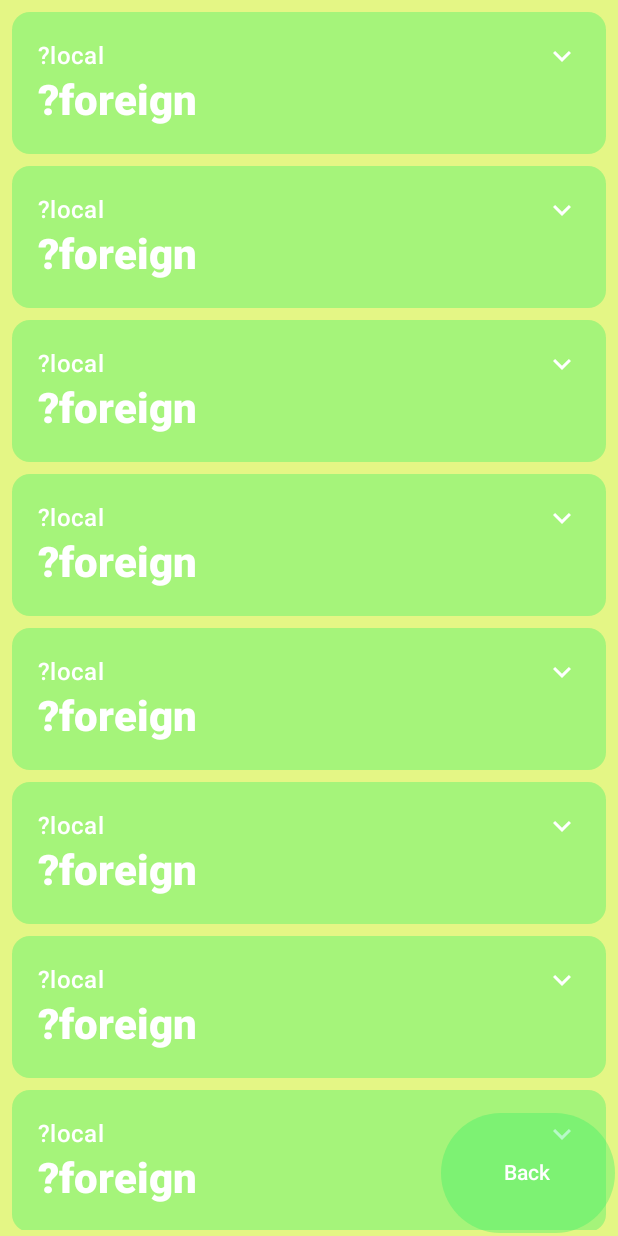
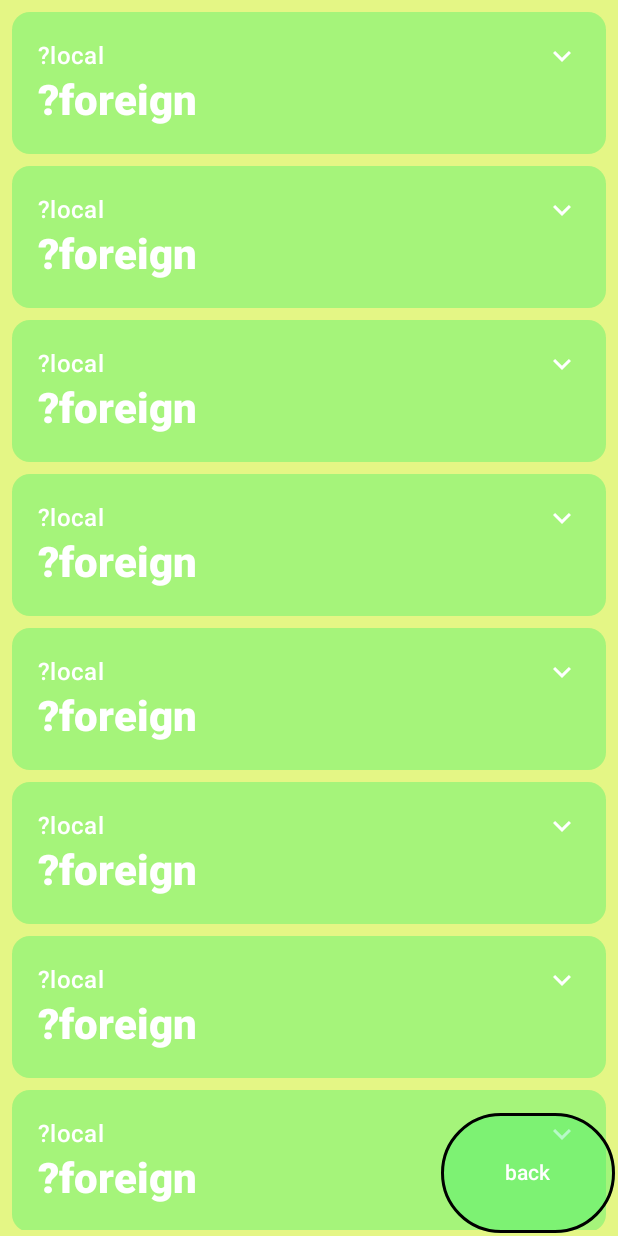
Before and after one commit to z-hwa/TWMA_AndroidStudio, an Android app built with Jetpack Compose: the WordPage screen opened through its navigation route, on a phone screen of 412 x 824 dp. Run offline under Robolectric (Android 15) with nearby library versions, the phone set to English and light mode, and no system bars.

Commit message:
finish layout of input page and word page
TODO:
	word data saving
	word testing

```diff
--- a/app/src/main/java/com/example/twma/WordInput.kt
+++ b/app/src/main/java/com/example/twma/WordInput.kt
@@ -7,8 +7,10 @@ import androidx.compose.foundation.background
 import androidx.compose.foundation.border
 import androidx.compose.foundation.layout.Box
 import androidx.compose.foundation.layout.Column
+import androidx.compose.foundation.layout.Row
 import androidx.compose.foundation.layout.fillMaxHeight
 import androidx.compose.foundation.layout.fillMaxSize
+import androidx.compose.foundation.layout.fillMaxWidth
 import androidx.compose.foundation.layout.height
 import androidx.compose.foundation.layout.padding
 import androidx.compose.foundation.shape.RoundedCornerShape
@@ -38,7 +40,6 @@ import androidx.compose.ui.text.style.TextAlign
 import androidx.compose.ui.tooling.preview.Preview
 import androidx.compose.ui.unit.dp
 import androidx.compose.ui.unit.sp
-import androidx.navigation.NavController
 import com.example.twma.ui.theme.TWMATheme
 
 //dp px之間的轉換
@@ -82,13 +83,76 @@ fun InputHint(modifier: Modifier, isDown: Boolean, heightOfHint: Int,
     }
 }
 
+//外語資料的欄位
+@OptIn(ExperimentalMaterial3Api::class)
+@Composable
+fun ForeignData(modifier: Modifier) {
+    Column (modifier = modifier){
+        //輸入外語資料
+
+        //外語資料暫存
+        var foreignData by remember {
+            mutableStateOf("")
+        }
+
+        TextField(value = foreignData,
+            onValueChange = {foreignData = it},
+            modifier = Modifier
+                .fillMaxSize()
+                .alpha(0.75f),
+            shape = RoundedCornerShape(11),
+            placeholder = { Text(text = stringResource(id = R.string.foreignData))},
+            maxLines = 3
+        )
+    }
+}
+
+//本地資料的欄位
+@OptIn(ExperimentalMaterial3Api::class)
+@Composable
+fun LocalData(modifier: Modifier) {
+    Column (modifier = modifier){
+        //輸入本地資料
+        //外語資料暫存
+        var localData by remember {
+            mutableStateOf("")
+        }
+
+        TextField(value = localData,
+            onValueChange = {localData = it},
+            modifier = Modifier
+                .fillMaxSize()
+                .alpha(0.75f),
+            shape = RoundedCornerShape(11),
+            placeholder = { Text(text = stringResource(id = R.string.localData))},
+            maxLines = 3
+        )
+    }
+}
+
+//儲存案件的bar
+@Composable
+fun SaveBar(modifier: Modifier) {
+    Column (modifier = modifier) {
+        Button(onClick = {},
+            modifier = Modifier
+                .fillMaxHeight()
+                .align(CenterHorizontally),
+            colors = ButtonDefaults.buttonColors(containerColor = MaterialTheme.colorScheme.primary,
+                contentColor = MaterialTheme.colorScheme.tertiary),
+            border = BorderStroke(width = 1.dp, color = Color.Black)
+        ){
+        }
+    }
+}
+
 //中心區域
-@OptIn(ExperimentalMaterial3Api::class)
 @Composable
 fun MiddleArea(modifier: Modifier){
     Box(modifier = modifier
-        .background(MaterialTheme.colorScheme.primary)
         .padding(20.dp)
+        .fillMaxWidth()
+        .height(400.dp)
     ) {
         Column(horizontalAlignment = Alignment.Start,
             modifier = Modifier
@@ -112,64 +176,91 @@ fun MiddleArea(modifier: Modifier){
                     isDown = true   //下降調整過
                 }
             )
-            Column (modifier = Modifier
+            ForeignData(modifier = Modifier
                 .weight(4f)
                 .fillMaxSize()
-                .padding(4.dp)
-            ){
-                //輸入外語資料
-
-                //外語資料暫存
-                var foreignData by remember {
-                    mutableStateOf("")
-                }
-
-                TextField(value = foreignData,
-                    onValueChange = {foreignData = it},
-                    modifier = Modifier
-                        .fillMaxSize()
-                        .alpha(0.75f),
-                    shape = RoundedCornerShape(11),
-                    placeholder = { Text(text = stringResource(id = R.string.foreignData))},
-                    maxLines = 3
-                )
-            }
-            Column (modifier = Modifier
+                .padding(4.dp))
+            LocalData(modifier = Modifier
                 .weight(4f)
                 .fillMaxSize()
-                .padding(4.dp)
-            ){
-                //輸入本地資料
-                //外語資料暫存
-                var localData by remember {
-                    mutableStateOf("")
-                }
-
-                TextField(value = localData,
-                    onValueChange = {localData = it},
-                    modifier = Modifier
-                        .fillMaxSize()
-                        .alpha(0.75f),
-                    shape = RoundedCornerShape(11),
-                    placeholder = { Text(text = stringResource(id = R.string.localData))},
-                    maxLines = 3
-                )
-            }
-            Column (modifier = Modifier
+                .padding(4.dp))
+            SaveBar(modifier = Modifier
                 .weight(1.5f)
                 .fillMaxSize()
-                .padding(3.5.dp)
-            ) {
-                Button(onClick = {},
-                    modifier = Modifier
-                        .fillMaxHeight()
-                        .align(CenterHorizontally),
-                    colors = ButtonDefaults.buttonColors(containerColor = MaterialTheme.colorScheme.primary,
-                        contentColor = MaterialTheme.colorScheme.tertiary),
-                    border = BorderStroke(width = 1.dp, color = Color.Black)
-                    ){
-                }
-            }
+                .padding(3.5.dp))
+        }
+    }
+}
+
+@Composable
+fun DownBar(modifier: Modifier,
+            goToWordPage: () -> Unit) {
+    Row (modifier = modifier
+        .fillMaxWidth()
+        .height(70.dp)
+        .padding(5.dp)
+    ){
+        Button(onClick = goToWordPage,
+            Modifier
+                .weight(1f)
+                .padding(1.dp)
+                .fillMaxHeight(),
+            colors = ButtonDefaults.buttonColors(MaterialTheme.colorScheme.primary),
+            border = BorderStroke(width = 1.dp, color = MaterialTheme.colorScheme.tertiary),
+            shape = RoundedCornerShape(5.dp),
+        ) {
+            Text(
+                text = stringResource(id = R.string.wordPage),
+                color = Color.Black,
+                fontFamily = FontFamily.Cursive,
+                fontSize = 17.sp,
+            )
+        }
+        Button(onClick = { /*TODO*/ },
+            Modifier
+                .weight(1f)
+                .padding(1.dp)
+                .fillMaxHeight(),
+            colors = ButtonDefaults.buttonColors(MaterialTheme.colorScheme.primary),
+            border = BorderStroke(width = 1.dp, color = MaterialTheme.colorScheme.tertiary),
+            shape = RoundedCornerShape(5.dp),
+        ) {
+            Text(
+                text = stringResource(id = R.string.emptyString),
+                color = Color.Black,
+                fontFamily = FontFamily.Cursive,
+                fontSize = 17.sp,
+            )
+        }
+        Button(onClick = { /*TODO*/ },
+            Modifier
+                .weight(1f)
+                .padding(1.dp)
+                .fillMaxHeight(),
+            colors = ButtonDefaults.buttonColors(MaterialTheme.colorScheme.primary),
+            border = BorderStroke(width = 1.dp, color = MaterialTheme.colorScheme.tertiary),
+            shape = RoundedCornerShape(5.dp),
+        ) {
+            Text(text = stringResource(id = R.string.emptyString),
+                color = Color.Black,
+                fontFamily = FontFamily.Cursive,
+                fontSize = 17.sp,
+            )
+        }
+        Button(onClick = { /*TODO*/ },
+            Modifier
+                .weight(1f)
+                .padding(1.dp)
+                .fillMaxHeight(),
+            colors = ButtonDefaults.buttonColors(MaterialTheme.colorScheme.primary),
+            border = BorderStroke(width = 1.dp, color = MaterialTheme.colorScheme.tertiary),
+            shape = RoundedCornerShape(5.dp),
+        ) {
+            Text(text = stringResource(id = R.string.emptyString),
+                color = Color.Black,
+                fontFamily = FontFamily.Cursive,
+                fontSize = 17.sp,
+            )
         }
     }
 }
@@ -181,18 +272,24 @@ fun WordInput(
     goToWordPage: ()->Unit
 ){
     Surface(
-        modifier = modifier.fillMaxSize(), color = MaterialTheme.colorScheme.background
+        modifier = modifier.fillMaxSize(),
+        color = MaterialTheme.colorScheme.background
     ) {
-        MiddleArea(modifier)
+        //用於排版的box
+        Box(modifier = modifier) {
+            MiddleArea(modifier = modifier.align(Alignment.Center))
+            DownBar(modifier = modifier.align(Alignment.BottomCenter),
+                goToWordPage = goToWordPage)
+        }
     }
 }
 
 //預覽
-@Preview(
+/*@Preview(
     showBackground = true,
     uiMode = Configuration.UI_MODE_NIGHT_YES,
     name = "Dark"
-)
+)*/
 @Preview(
     showBackground = true,
     uiMode = Configuration.UI_MODE_NIGHT_NO,
--- a/app/src/main/java/com/example/twma/WordPageLayout.kt
+++ b/app/src/main/java/com/example/twma/WordPageLayout.kt
@@ -4,6 +4,7 @@ import android.content.res.Configuration.UI_MODE_NIGHT_YES
 import androidx.compose.animation.animateContentSize
 import androidx.compose.animation.core.Spring
 import androidx.compose.animation.core.spring
+import androidx.compose.foundation.BorderStroke
 import androidx.compose.foundation.layout.Box
 import androidx.compose.foundation.layout.Column
 import androidx.compose.foundation.layout.Row
@@ -28,6 +29,8 @@ import androidx.compose.runtime.remember
 import androidx.compose.runtime.setValue
 import androidx.compose.ui.Alignment
 import androidx.compose.ui.Modifier
+import androidx.compose.ui.draw.alpha
+import androidx.compose.ui.graphics.Color
 import androidx.compose.ui.res.painterResource
 import androidx.compose.ui.res.stringResource
 import androidx.compose.ui.text.font.FontWeight
@@ -129,13 +132,15 @@ fun WordList(
 //返回鍵
 @Composable
 fun ReBack(modifier: Modifier, reback: ()->Unit) {
-    Button(modifier = modifier
+    Button(onClick = reback,
+        colors = ButtonDefaults.buttonColors(MaterialTheme.colorScheme.primary),
+        border = BorderStroke(width = 2.dp, color = Color.Black),
+        modifier = modifier
         .size(120.dp, 84.dp)
-        .padding(2.dp),
-        onClick = reback,
-        colors = ButtonDefaults.buttonColors(MaterialTheme.colorScheme.primary)
+        .padding(2.dp)
+        .alpha(7.5f),
         ) {
-        Text(text = "Back")
+        Text(text = stringResource(id = R.string.reBack))
     }
 }
 
--- a/app/src/main/res/values/strings.xml
+++ b/app/src/main/res/values/strings.xml
@@ -7,4 +7,7 @@
     <string name="inputData">Input Your Data</string>
     <string name="foreignData">Foreign Data</string>
     <string name="localData">Local Data</string>
+    <string name="emptyString" />
+    <string name="wordPage">Word\\nPage</string>
+    <string name="reBack">back</string>
 </resources>
```
